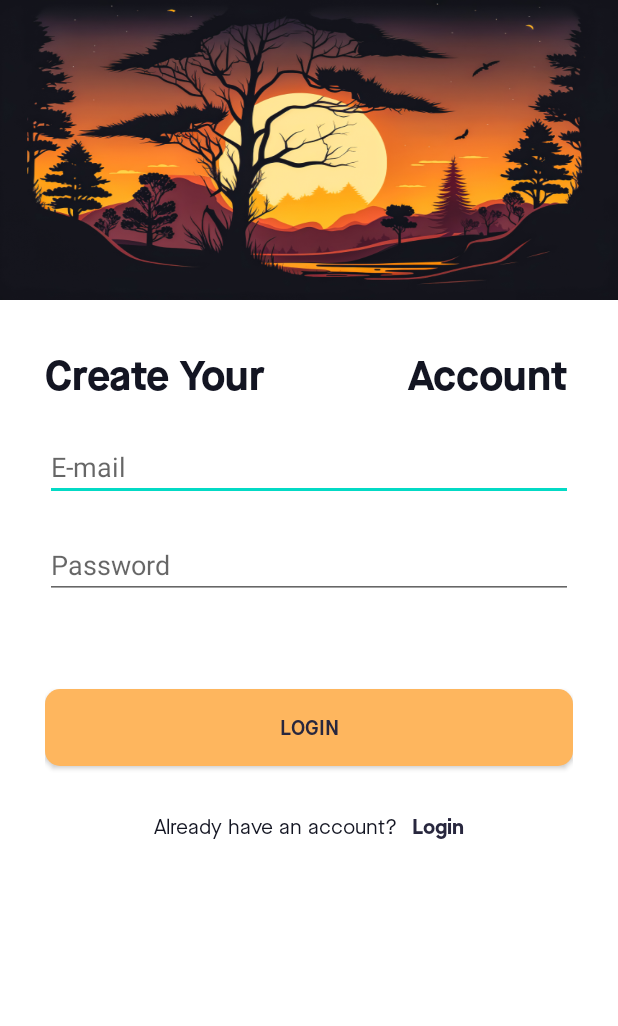
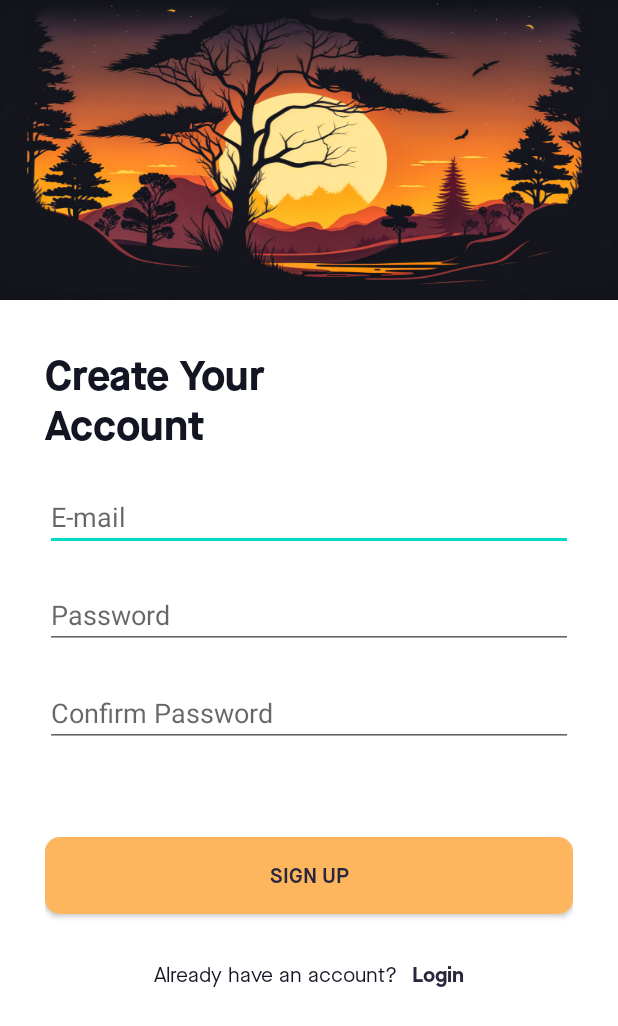
Before and after one commit to zahranadine/ProjectFinalPAM, an Android app: the layout activity_register.xml on its own in the app's theme, with its tools: preview values and no code run, on a phone screen of 412 x 824 dp. Shown: the top 1026 px of the screen. Run offline under Robolectric (Android 15) with nearby library versions, the phone set to English and light mode, and no system bars.

Commit message:
Register ygy

```diff
--- a/app/src/main/res/layout/activity_register.xml
+++ b/app/src/main/res/layout/activity_register.xml
@@ -29,6 +29,7 @@
             android:layout_width="match_parent"
             android:layout_height="wrap_content"
             android:text="Create Your
+
             Account"
             android:layout_marginBottom="20dp"
             android:textSize="28dp"
@@ -48,7 +49,15 @@
             android:layout_width="match_parent"
             android:layout_height="wrap_content"
             android:inputType="textPassword"
+            android:layout_marginBottom="10dp"
             android:hint="Password"/>
+        <EditText
+            android:layout_marginTop="10dp"
+            android:id="@+id/confirm_password"
+            android:layout_width="match_parent"
+            android:layout_height="wrap_content"
+            android:inputType="textPassword"
+            android:hint="Confirm Password"/>
 
         <androidx.appcompat.widget.AppCompatButton
             android:layout_marginTop="60dp"
@@ -59,7 +68,7 @@
             app:layout_constraintStart_toStartOf="parent"
             app:layout_constraintTop_toBottomOf="@id/title2"
             android:layout_gravity="center"
-            android:text="Login"
+            android:text="Sign Up"
             android:fontFamily="@font/maison_neue_demi"
             android:textColor="@color/dark_blue"
             android:paddingLeft="24dp"
@@ -82,6 +91,7 @@
                 android:textColor="@color/black"
                 />
             <TextView
+                android:id="@+id/login_text"
                 android:layout_marginLeft="10dp"
                 android:layout_width="wrap_content"
                 android:layout_height="wrap_content"
```
Also changed, not shown: app/src/main/java/com/example/finalprojectpam/RegisterActivity.java (+124 -1 lines).
